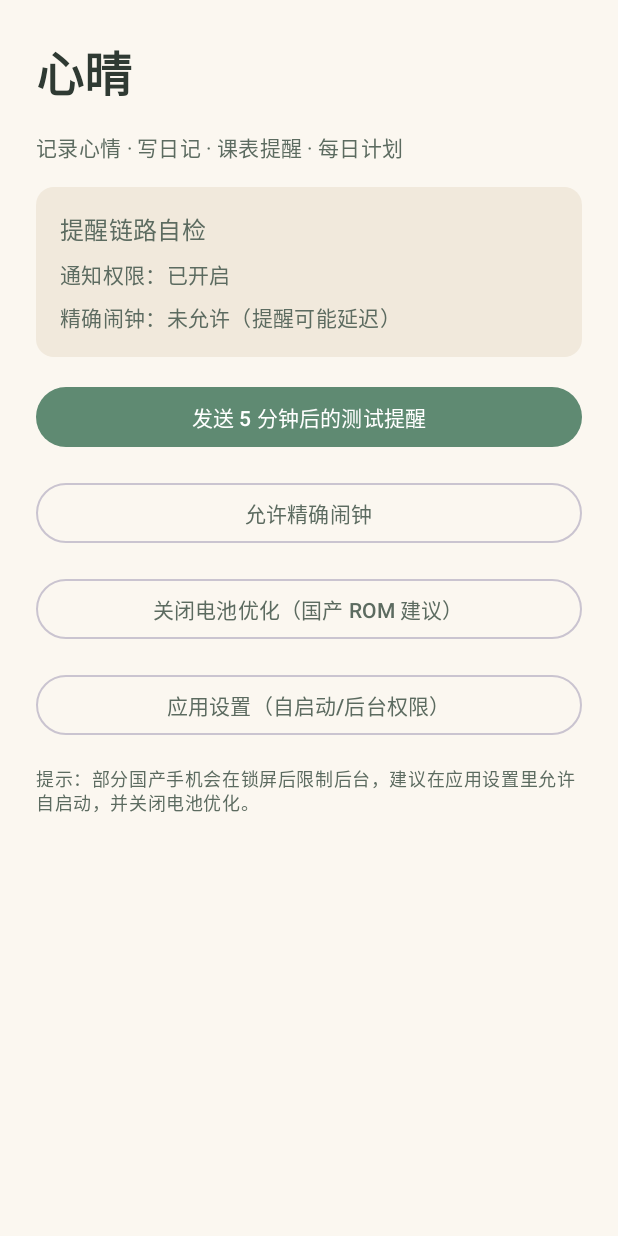
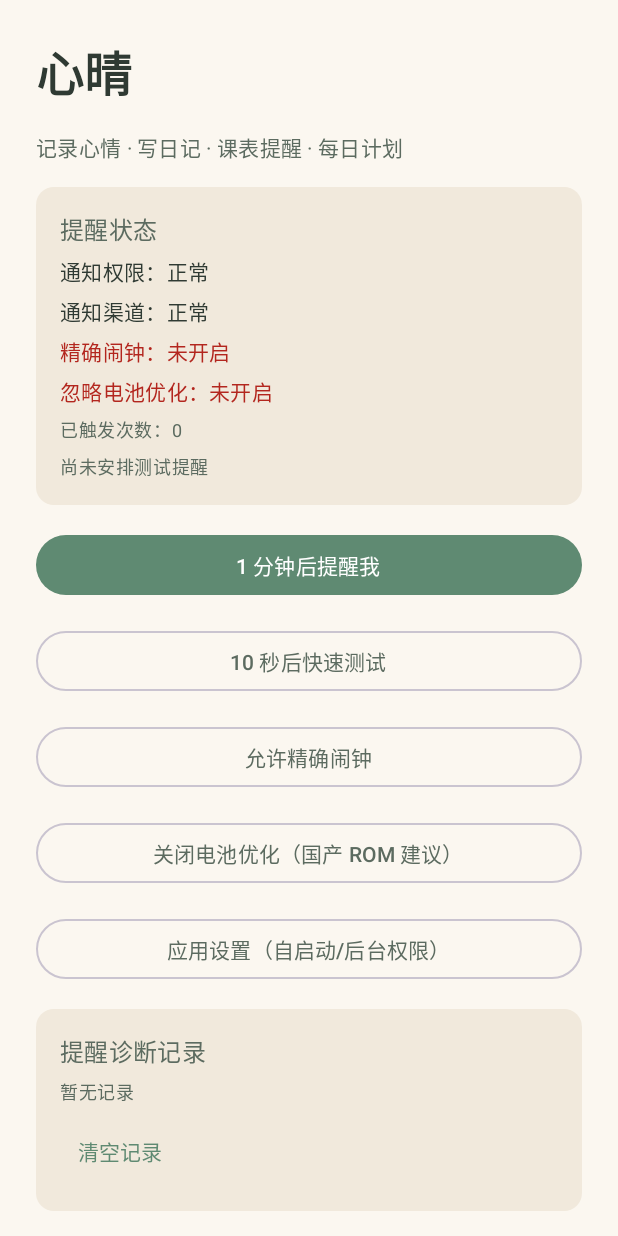
Before and after one commit to hucw-11/xingqing, an Android app built with Jetpack Compose: the screen it shows after launch (MainActivity), on a phone screen of 412 x 824 dp. Run offline under Robolectric (Android 15) with nearby library versions, the phone set to English and light mode, and no system bars.

Commit message:
修复测试提醒权限流程，改为 1 分钟/10 秒并增加诊断面板
Co-Authored-By: Claude Haiku 4.5 (1M context) <noreply@anthropic.com>

```diff
--- /dev/null
+++ b/app/src/main/java/com/hucw/xinqing/diagnostics/Diagnostics.kt
@@ -0,0 +1,49 @@
+package com.hucw.xinqing.diagnostics
+
+import android.content.Context
+import java.text.SimpleDateFormat
+import java.util.Date
+import java.util.Locale
+
+object Diagnostics {
+    private const val PREFS = "diagnostics"
+    private const val KEY_EVENTS = "events"
+    private const val KEY_SCHEDULED_AT = "scheduled_at"
+    private const val KEY_TRIGGER_COUNT = "trigger_count"
+    private const val MAX_EVENTS = 8
+
+    private fun prefs(context: Context) =
+        context.getSharedPreferences(PREFS, Context.MODE_PRIVATE)
+
+    fun record(context: Context, event: String) {
+        val p = prefs(context)
+        val line = "${timeFormat().format(Date())}  $event"
+        val old = p.getString(KEY_EVENTS, "").orEmpty().lines().filter { it.isNotBlank() }
+        val merged = (old + line).takeLast(MAX_EVENTS)
+        p.edit().putString(KEY_EVENTS, merged.joinToString("\n")).apply()
+    }
+
+    fun events(context: Context): List<String> =
+        prefs(context).getString(KEY_EVENTS, "").orEmpty().lines().filter { it.isNotBlank() }
+
+    fun setScheduledAt(context: Context, millis: Long) {
+        prefs(context).edit().putLong(KEY_SCHEDULED_AT, millis).apply()
+    }
+
+    fun scheduledAt(context: Context): Long =
+        prefs(context).getLong(KEY_SCHEDULED_AT, 0L)
+
+    fun markTriggered(context: Context) {
+        val p = prefs(context)
+        p.edit().putInt(KEY_TRIGGER_COUNT, triggerCount(context) + 1).apply()
+    }
+
+    fun triggerCount(context: Context): Int =
+        prefs(context).getInt(KEY_TRIGGER_COUNT, 0)
+
+    fun clear(context: Context) {
+        prefs(context).edit().clear().apply()
+    }
+
+    fun timeFormat(): SimpleDateFormat = SimpleDateFormat("HH:mm:ss", Locale.getDefault())
+}
--- a/app/src/main/java/com/hucw/xinqing/ui/screens/HomeScreen.kt
+++ b/app/src/main/java/com/hucw/xinqing/ui/screens/HomeScreen.kt
@@ -1,10 +1,12 @@
 package com.hucw.xinqing.ui.screens
 
 import android.Manifest
+import android.app.NotificationManager
 import android.content.Context
 import android.content.Intent
 import android.net.Uri
 import android.os.Build
+import android.os.PowerManager
 import android.provider.Settings
 import androidx.activity.compose.rememberLauncherForActivityResult
 import androidx.activity.result.contract.ActivityResultContracts
@@ -21,6 +23,7 @@ import androidx.compose.material3.CardDefaults
 import androidx.compose.material3.MaterialTheme
 import androidx.compose.material3.OutlinedButton
 import androidx.compose.material3.Text
+import androidx.compose.material3.TextButton
 import androidx.compose.runtime.Composable
 import androidx.compose.runtime.DisposableEffect
 import androidx.compose.runtime.getValue
@@ -29,35 +32,64 @@ import androidx.compose.runtime.remember
 import androidx.compose.runtime.setValue
 import androidx.compose.ui.Modifier
 import androidx.compose.ui.platform.LocalContext
+import androidx.compose.ui.platform.LocalLifecycleOwner
 import androidx.compose.ui.text.font.FontWeight
 import androidx.compose.ui.unit.dp
-import androidx.compose.ui.platform.LocalLifecycleOwner
 import androidx.lifecycle.Lifecycle
 import androidx.lifecycle.LifecycleEventObserver
+import com.hucw.xinqing.diagnostics.Diagnostics
 import com.hucw.xinqing.reminder.AlarmScheduler
 import com.hucw.xinqing.reminder.Notifications
+import java.text.SimpleDateFormat
+import java.util.Date
+import java.util.Locale
 
 @Composable
 fun HomeScreen() {
     val context = LocalContext.current
     var notificationsOk by remember { mutableStateOf(Notifications.canPost(context)) }
+    var channelOk by remember { mutableStateOf(isChannelEnabled(context)) }
     var exactAlarmOk by remember { mutableStateOf(AlarmScheduler.canScheduleExact(context)) }
+    var batteryOk by remember { mutableStateOf(isIgnoringBatteryOptimizations(context)) }
+    var scheduledAt by remember { mutableStateOf(Diagnostics.scheduledAt(context)) }
+    var triggerCount by remember { mutableStateOf(Diagnostics.triggerCount(context)) }
+    var events by remember { mutableStateOf(Diagnostics.events(context)) }
     var message by remember { mutableStateOf("") }
+
+    fun refresh() {
+        notificationsOk = Notifications.canPost(context)
+        channelOk = isChannelEnabled(context)
+        exactAlarmOk = AlarmScheduler.canScheduleExact(context)
+        batteryOk = isIgnoringBatteryOptimizations(context)
+        scheduledAt = Diagnostics.scheduledAt(context)
+        triggerCount = Diagnostics.triggerCount(context)
+        events = Diagnostics.events(context)
+    }
+
+    fun scheduleTest(delayMillis: Long, label: String) {
+        val ok = AlarmScheduler.scheduleTestReminder(context, delayMillis)
+        message = if (ok) "已安排 $label 的提醒，可以锁屏等待" else "安排失败：请确认精确闹钟权限"
+        refresh()
+    }
 
     val notificationPermission = rememberLauncherForActivityResult(
         ActivityResultContracts.RequestPermission()
     ) { granted ->
-        notificationsOk = Notifications.canPost(context)
-        message = if (granted) "通知权限已开启，可以发送测试提醒了" else "通知权限被拒绝，提醒将无法显示"
-        if (!granted) openNotificationSettings(context)
+        refresh()
+        if (granted) {
+            scheduleTest(60_000L, "1 分钟后")
+            message = "通知权限已开启，已自动安排 1 分钟后的测试提醒"
+        } else {
+            message = "通知权限被拒绝，提醒将无法显示"
+            openNotificationSettings(context)
+        }
     }
 
     val lifecycleOwner = LocalLifecycleOwner.current
     DisposableEffect(lifecycleOwner) {
         val observer = LifecycleEventObserver { _, event ->
             if (event == Lifecycle.Event.ON_RESUME) {
-                notificationsOk = Notifications.canPost(context)
-                exactAlarmOk = AlarmScheduler.canScheduleExact(context)
+                refresh()
             }
         }
         lifecycleOwner.lifecycle.addObserver(observer)
@@ -90,16 +122,20 @@ fun HomeScreen() {
         ) {
             Column(
                 modifier = Modifier.padding(16.dp),
-                verticalArrangement = Arrangement.spacedBy(8.dp)
+                verticalArrangement = Arrangement.spacedBy(6.dp)
             ) {
-                Text("提醒链路自检", style = MaterialTheme.typography.titleMedium)
+                Text("提醒状态", style = MaterialTheme.typography.titleMedium)
+                StatusLine("通知权限", notificationsOk)
+                StatusLine("通知渠道", channelOk)
+                StatusLine("精确闹钟", exactAlarmOk)
+                StatusLine("忽略电池优化", batteryOk)
                 Text(
-                    text = "通知权限：${if (notificationsOk) "已开启" else "未开启"}",
-                    style = MaterialTheme.typography.bodyMedium
+                    text = "已触发次数：$triggerCount",
+                    style = MaterialTheme.typography.bodySmall
                 )
                 Text(
-                    text = "精确闹钟：${if (exactAlarmOk) "已允许" else "未允许（提醒可能延迟）"}",
-                    style = MaterialTheme.typography.bodyMedium
+                    text = scheduledText(scheduledAt),
+                    style = MaterialTheme.typography.bodySmall
                 )
                 if (message.isNotEmpty()) {
                     Text(
@@ -116,27 +152,33 @@ fun HomeScreen() {
                 if (Build.VERSION.SDK_INT >= Build.VERSION_CODES.TIRAMISU && !notificationsOk) {
                     notificationPermission.launch(Manifest.permission.POST_NOTIFICATIONS)
                 } else {
-                    AlarmScheduler.scheduleTestReminder(context, delayMinutes = 5)
-                    message = "已安排 5 分钟后的测试提醒，可以锁屏等待"
+                    scheduleTest(60_000L, "1 分钟后")
                 }
             },
             modifier = Modifier.fillMaxWidth()
         ) {
-            Text("发送 5 分钟后的测试提醒")
+            Text("1 分钟后提醒我")
         }
 
-        if (!notificationsOk) {
+        OutlinedButton(
+            onClick = {
+                if (Build.VERSION.SDK_INT >= Build.VERSION_CODES.TIRAMISU && !notificationsOk) {
+                    notificationPermission.launch(Manifest.permission.POST_NOTIFICATIONS)
+                } else {
+                    scheduleTest(10_000L, "10 秒后")
+                }
+            },
+            modifier = Modifier.fillMaxWidth()
+        ) {
+            Text("10 秒后快速测试")
+        }
+
+        if (!notificationsOk || !channelOk) {
             OutlinedButton(
-                onClick = {
-                    if (Build.VERSION.SDK_INT >= Build.VERSION_CODES.TIRAMISU) {
-                        notificationPermission.launch(Manifest.permission.POST_NOTIFICATIONS)
-                    } else {
-                        openNotificationSettings(context)
-                    }
-                },
+                onClick = { openNotificationSettings(context) },
                 modifier = Modifier.fillMaxWidth()
             ) {
-                Text("开启通知权限")
+                Text("打开通知设置")
             }
         }
 
@@ -163,12 +205,75 @@ fun HomeScreen() {
             Text("应用设置（自启动/后台权限）")
         }
 
+        Card(
+            colors = CardDefaults.cardColors(
+                containerColor = MaterialTheme.colorScheme.surfaceVariant
+            ),
+            modifier = Modifier.fillMaxWidth()
+        ) {
+            Column(
+                modifier = Modifier.padding(16.dp),
+                verticalArrangement = Arrangement.spacedBy(6.dp)
+            ) {
+                Text("提醒诊断记录", style = MaterialTheme.typography.titleMedium)
+                if (events.isEmpty()) {
+                    Text("暂无记录", style = MaterialTheme.typography.bodySmall)
+                } else {
+                    Text(
+                        text = events.joinToString("\n"),
+                        style = MaterialTheme.typography.bodySmall
+                    )
+                }
+                TextButton(
+                    onClick = {
+                        Diagnostics.clear(context)
+                        refresh()
+                    }
+                ) {
+                    Text("清空记录")
+                }
+            }
+        }
+
         Text(
             text = "提示：部分国产手机会在锁屏后限制后台，建议在应用设置里允许自启动，并关闭电池优化。",
             style = MaterialTheme.typography.bodySmall,
             color = MaterialTheme.colorScheme.onSurfaceVariant
         )
     }
+}
+
+@Composable
+private fun StatusLine(label: String, ok: Boolean) {
+    Text(
+        text = "$label：${if (ok) "正常" else "未开启"}",
+        style = MaterialTheme.typography.bodyMedium,
+        color = if (ok) MaterialTheme.colorScheme.onSurface else MaterialTheme.colorScheme.error
+    )
+}
+
+private fun scheduledText(scheduledAt: Long): String {
+    if (scheduledAt <= 0L) return "尚未安排测试提醒"
+    val now = System.currentTimeMillis()
+    val time = SimpleDateFormat("HH:mm:ss", Locale.getDefault()).format(Date(scheduledAt))
+    return if (scheduledAt > now) {
+        val seconds = ((scheduledAt - now) / 1000).coerceAtLeast(0)
+        "已安排 $time（约 $seconds 秒后）"
+    } else {
+        "最近安排时间 $time"
+    }
+}
+
+private fun isChannelEnabled(context: Context): Boolean {
+    if (Build.VERSION.SDK_INT < Build.VERSION_CODES.O) return true
+    val manager = context.getSystemService(NotificationManager::class.java) ?: return false
+    val channel = manager.getNotificationChannel(Notifications.CHANNEL_ID) ?: return false
+    return channel.importance != NotificationManager.IMPORTANCE_NONE
+}
+
+private fun isIgnoringBatteryOptimizations(context: Context): Boolean {
+    val powerManager = context.getSystemService(PowerManager::class.java) ?: return false
+    return powerManager.isIgnoringBatteryOptimizations(context.packageName)
 }
 
 private fun openNotificationSettings(context: Context) {
```
Also changed, not shown: app/src/main/java/com/hucw/xinqing/reminder/AlarmScheduler.kt (+29 -7 lines), app/src/main/java/com/hucw/xinqing/reminder/Notifications.kt (+8 -3 lines), app/src/main/java/com/hucw/xinqing/reminder/ReminderReceiver.kt (+13 -2 lines), 2 other files.
